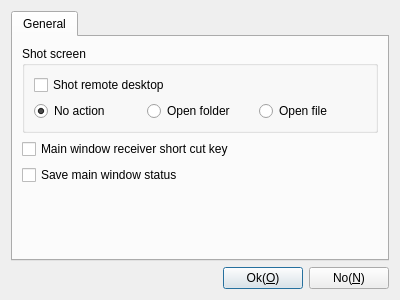
Old version of the form App/Viewer/DlgSettings.ui in the repository KangLin/RabbitRemoteControl.
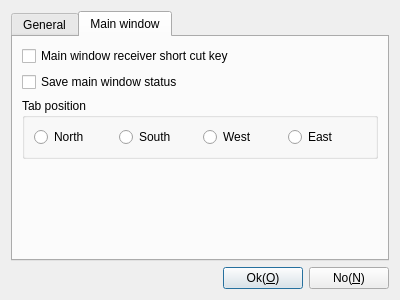
New version of the form. The open tabs and pages were chosen to show the change. Icons and pictures are not drawn.

Commit message: App: add tab position options

```diff
--- a/App/Viewer/DlgSettings.ui
+++ b/App/Viewer/DlgSettings.ui
@@ -34,24 +34,17 @@
       <attribute name="title">
        <string>General</string>
       </attribute>
-      <layout class="QGridLayout" name="gridLayout_3">
-       <item row="1" column="0" colspan="2">
-        <widget class="QCheckBox" name="cbReciverShortCut">
-         <property name="text">
-          <string>Main window receiver short cut key</string>
-         </property>
-        </widget>
-       </item>
-       <item row="0" column="0" colspan="2">
+      <layout class="QGridLayout" name="gridLayout_2">
+       <item row="0" column="0">
         <widget class="QGroupBox" name="groupBox">
          <property name="title">
           <string>Shot screen</string>
          </property>
-         <layout class="QGridLayout" name="gridLayout_2">
-          <item row="0" column="0">
+         <layout class="QGridLayout" name="gridLayout_4">
+          <item row="0" column="0" colspan="3">
            <widget class="QCheckBox" name="cbShotRemoteDesktop">
             <property name="sizePolicy">
-             <sizepolicy hsizetype="Preferred" vsizetype="Fixed">
+             <sizepolicy hsizetype="Preferred" vsizetype="Preferred">
               <horstretch>0</horstretch>
               <verstretch>0</verstretch>
              </sizepolicy>
@@ -62,9 +55,13 @@
            </widget>
           </item>
           <item row="1" column="0">
-           <layout class="QHBoxLayout" name="horizontalLayout_2">
-            <item>
              <widget class="QRadioButton" name="rbShotScreenNoAction">
+            <property name="sizePolicy">
+             <sizepolicy hsizetype="Preferred" vsizetype="Preferred">
+              <horstretch>0</horstretch>
+              <verstretch>0</verstretch>
+             </sizepolicy>
+            </property>
               <property name="text">
                <string>No action</string>
               </property>
@@ -73,41 +70,139 @@
               </property>
              </widget>
             </item>
-            <item>
+          <item row="1" column="1">
              <widget class="QRadioButton" name="rbShotScreenOpenFolder">
+            <property name="sizePolicy">
+             <sizepolicy hsizetype="Preferred" vsizetype="Preferred">
+              <horstretch>0</horstretch>
+              <verstretch>0</verstretch>
+             </sizepolicy>
+            </property>
               <property name="text">
                <string>Open folder</string>
               </property>
              </widget>
             </item>
-            <item>
+          <item row="1" column="2">
              <widget class="QRadioButton" name="rbShotScreenOpenFile">
+            <property name="sizePolicy">
+             <sizepolicy hsizetype="Preferred" vsizetype="Preferred">
+              <horstretch>0</horstretch>
+              <verstretch>0</verstretch>
+             </sizepolicy>
+            </property>
               <property name="text">
                <string>Open file</string>
               </property>
              </widget>
             </item>
            </layout>
+        </widget>
+       </item>
+       <item row="1" column="0">
+        <spacer name="verticalSpacer">
+         <property name="orientation">
+          <enum>Qt::Vertical</enum>
+         </property>
+         <property name="sizeHint" stdset="0">
+          <size>
+           <width>20</width>
+           <height>40</height>
+          </size>
+         </property>
+        </spacer>
           </item>
          </layout>
         </widget>
+     <widget class="QWidget" name="tab">
+      <attribute name="title">
+       <string>Main window</string>
+      </attribute>
+      <layout class="QGridLayout" name="gridLayout_5">
+       <item row="0" column="0">
+        <widget class="QCheckBox" name="cbReciverShortCut">
+         <property name="text">
+          <string>Main window receiver short cut key</string>
+         </property>
+        </widget>
        </item>
-       <item row="2" column="0" rowspan="2" colspan="2">
+       <item row="1" column="0">
         <widget class="QCheckBox" name="cbSaveMainWindowStatus">
          <property name="text">
           <string>Save main window status</string>
          </property>
         </widget>
        </item>
-       <item row="4" column="0">
-        <spacer name="verticalSpacer">
+       <item row="2" column="0">
+        <widget class="QGroupBox" name="groupBox_2">
+         <property name="title">
+          <string>Tab position</string>
+         </property>
+         <layout class="QGridLayout" name="gridLayout_3">
+          <item row="0" column="0">
+           <widget class="QRadioButton" name="rbNorth">
+            <property name="sizePolicy">
+             <sizepolicy hsizetype="Preferred" vsizetype="Preferred">
+              <horstretch>0</horstretch>
+              <verstretch>0</verstretch>
+             </sizepolicy>
+            </property>
+            <property name="text">
+             <string>North</string>
+            </property>
+           </widget>
+          </item>
+          <item row="0" column="1">
+           <widget class="QRadioButton" name="rbSouth">
+            <property name="sizePolicy">
+             <sizepolicy hsizetype="Preferred" vsizetype="Preferred">
+              <horstretch>0</horstretch>
+              <verstretch>0</verstretch>
+             </sizepolicy>
+            </property>
+            <property name="text">
+             <string>South</string>
+            </property>
+           </widget>
+          </item>
+          <item row="0" column="2">
+           <widget class="QRadioButton" name="rbWest">
+            <property name="sizePolicy">
+             <sizepolicy hsizetype="Preferred" vsizetype="Preferred">
+              <horstretch>0</horstretch>
+              <verstretch>0</verstretch>
+             </sizepolicy>
+            </property>
+            <property name="text">
+             <string>West</string>
+            </property>
+           </widget>
+          </item>
+          <item row="0" column="3">
+           <widget class="QRadioButton" name="rbEast">
+            <property name="sizePolicy">
+             <sizepolicy hsizetype="Preferred" vsizetype="Preferred">
+              <horstretch>0</horstretch>
+              <verstretch>0</verstretch>
+             </sizepolicy>
+            </property>
+            <property name="text">
+             <string>East</string>
+            </property>
+           </widget>
+          </item>
+         </layout>
+        </widget>
+       </item>
+       <item row="3" column="0">
+        <spacer name="verticalSpacer_2">
          <property name="orientation">
           <enum>Qt::Vertical</enum>
          </property>
          <property name="sizeHint" stdset="0">
           <size>
            <width>20</width>
-           <height>58</height>
+           <height>66</height>
           </size>
          </property>
         </spacer>
```
Lines whose indentation alone changed are shown as unchanged. The commit also changes 41 other files.
